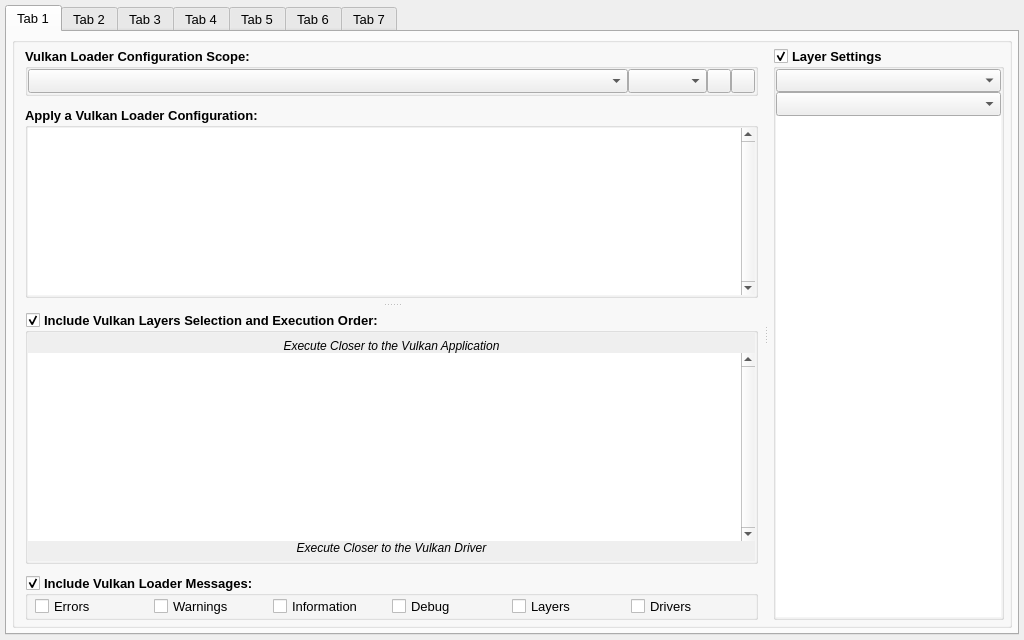
Qt form vkconfig_gui/mainwindow.ui (LunarG/VulkanTools) before a commit.
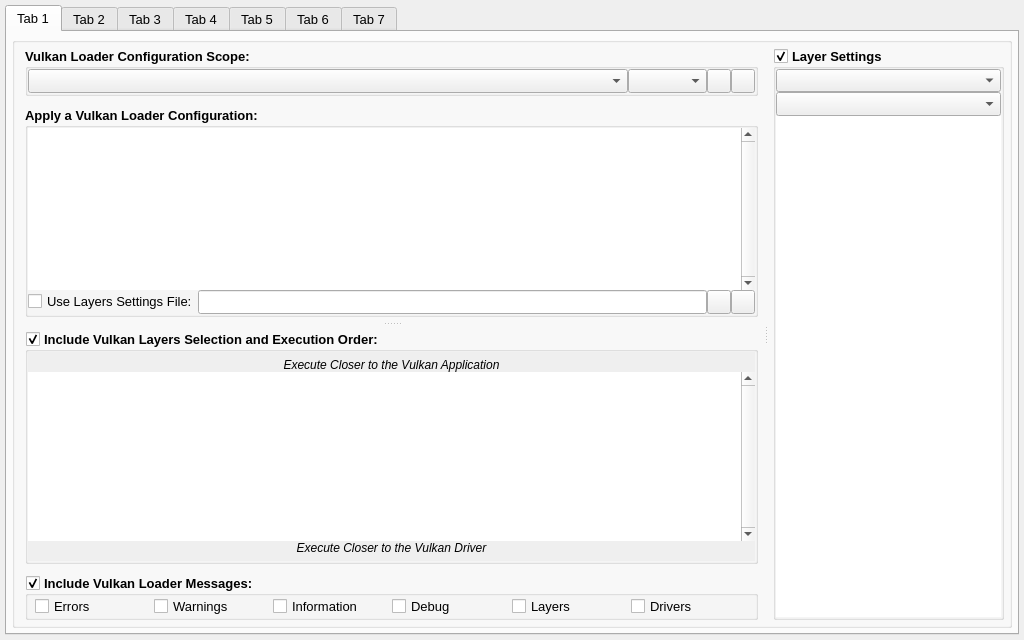
The same form after that commit. The open tabs and pages were chosen to show the change. Icons and pictures are not drawn.

Commit message: vkconfig: Add layer settings override

```diff
--- a/vkconfig_gui/mainwindow.ui
+++ b/vkconfig_gui/mainwindow.ui
@@ -418,6 +418,107 @@
                        </property>
                       </widget>
                      </item>
+                     <item>
+                      <layout class="QHBoxLayout" name="horizontalLayout_14">
+                       <property name="spacing">
+                        <number>0</number>
+                       </property>
+                       <property name="topMargin">
+                        <number>0</number>
+                       </property>
+                       <item>
+                        <widget class="QCheckBox" name="configuration_settings_file_enable">
+                         <property name="font">
+                          <font>
+                           <family>Arial</family>
+                           <pointsize>10</pointsize>
+                           <bold>false</bold>
+                           <kerning>true</kerning>
+                          </font>
+                         </property>
+                         <property name="toolTip">
+                          <string>Use an external layer settings file instead of the Vulkan Configurator generated layer settings</string>
+                         </property>
+                         <property name="text">
+                          <string>Use Layers Settings File:</string>
+                         </property>
+                        </widget>
+                       </item>
+                       <item>
+                        <widget class="QLineEdit" name="configuration_settings_file_path">
+                         <property name="maximumSize">
+                          <size>
+                           <width>16777215</width>
+                           <height>24</height>
+                          </size>
+                         </property>
+                         <property name="font">
+                          <font>
+                           <family>Arial</family>
+                           <pointsize>10</pointsize>
+                           <bold>false</bold>
+                          </font>
+                         </property>
+                         <property name="toolTip">
+                          <string>Path to the external layer settings file</string>
+                         </property>
+                        </widget>
+                       </item>
+                       <item>
+                        <widget class="QPushButton" name="configuration_settings_file_search">
+                         <property name="sizePolicy">
+                          <sizepolicy hsizetype="Fixed" vsizetype="Fixed">
+                           <horstretch>0</horstretch>
+                           <verstretch>0</verstretch>
+                          </sizepolicy>
+                         </property>
+                         <property name="minimumSize">
+                          <size>
+                           <width>24</width>
+                           <height>24</height>
+                          </size>
+                         </property>
+                         <property name="maximumSize">
+                          <size>
+                           <width>24</width>
+                           <height>24</height>
+                          </size>
+                         </property>
+                         <property name="toolTip">
+                          <string>Set the external layer settings file</string>
+                         </property>
+                         <property name="text">
+                          <string/>
+                         </property>
+                        </widget>
+                       </item>
+                       <item>
+                        <widget class="QPushButton" name="configuration_settings_file_remove">
+                         <property name="sizePolicy">
+                          <sizepolicy hsizetype="Fixed" vsizetype="Fixed">
+                           <horstretch>0</horstretch>
+                           <verstretch>0</verstretch>
+                          </sizepolicy>
+                         </property>
+                         <property name="minimumSize">
+                          <size>
+                           <width>24</width>
+                           <height>24</height>
+                          </size>
+                         </property>
+                         <property name="maximumSize">
+                          <size>
+                           <width>24</width>
+                           <height>24</height>
+                          </size>
+                         </property>
+                         <property name="text">
+                          <string/>
+                         </property>
+                        </widget>
+                       </item>
+                      </layout>
+                     </item>
                     </layout>
                    </widget>
                   </item>
```
Left out of the diff: 81 changed lines with no effect on the pictures. The commit also changes 23 other files.
